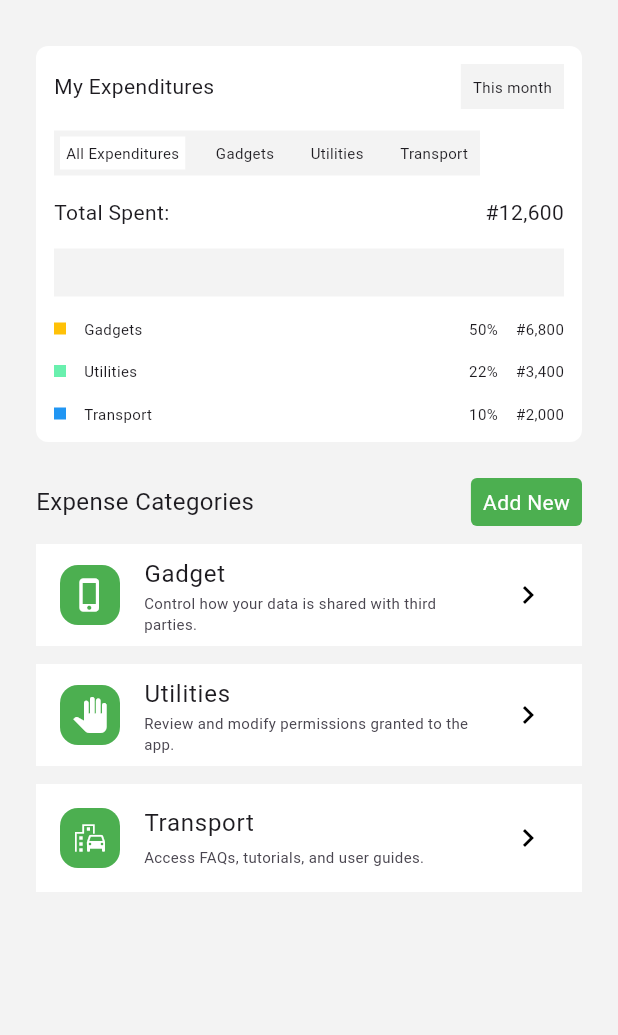
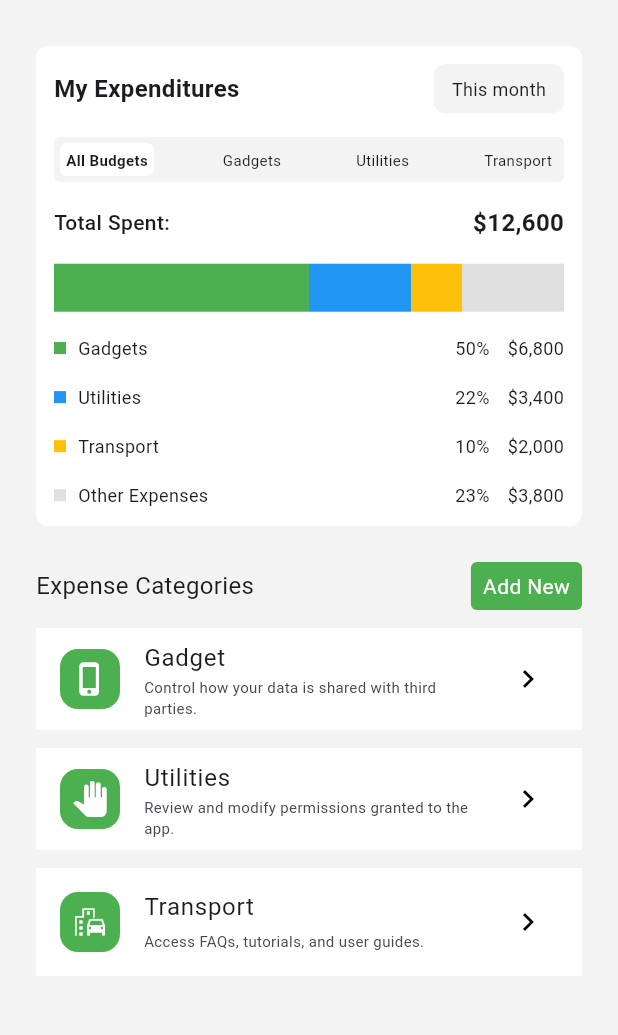
Before and after one commit to olumuyiwaa/fatherland-money, a Flutter app: the screen it shows after launch, after a tap on "Manage Expenses", on a phone screen of 412 x 824 dp, the part 74-1109 px from its top. Run offline on Flutter 3.47's test engine with Material 3 defaults, Android fonts, the phone set to English and light mode, and no system bars; our stand-ins replace fl_chart.

Commit message:
"Updated HomePage and ExpenditureWidget: changed text formatting, added tab bar and category breakdown, and refactored layout and styling."

```diff
--- a/lib/pages/home_page.dart
+++ b/lib/pages/home_page.dart
@@ -84,7 +84,7 @@ class HomePage extends StatelessWidget {
                     ],
                   ),
                   Text(
-                    '#25,000.40',
+                    '\$25,000.40',
                     style: TextStyle(color: Colors.white, fontSize: 20),
                   ),
                 ],
--- a/lib/utilities/expenditure_widget.dart
+++ b/lib/utilities/expenditure_widget.dart
@@ -1,4 +1,4 @@
-// ignore_for_file: prefer_const_constructors, prefer_const_literals_to_create_immutables
+// ignore_for_file: prefer_const_constructors, sized_box_for_whitespace
 
 import 'package:flutter/material.dart';
 
@@ -10,198 +10,131 @@ class ExpenditureWidget extends StatelessWidget {
     return Padding(
       padding: const EdgeInsets.fromLTRB(0, 0, 0, 24),
       child: Container(
-        height: 264,
+        height: 320,
         padding: EdgeInsets.all(12),
         decoration: BoxDecoration(
-            borderRadius: BorderRadius.circular(8), color: Colors.white),
+          borderRadius: BorderRadius.circular(8),
+          color: Colors.white,
+        ),
         child: Column(
           mainAxisAlignment: MainAxisAlignment.spaceBetween,
           crossAxisAlignment: CrossAxisAlignment.start,
           children: [
+            // Header Row with Title and Dropdown
             Row(
               mainAxisAlignment: MainAxisAlignment.spaceBetween,
               children: [
                 Text(
                   'My Expenditures',
-                  style: TextStyle(fontSize: 14, fontWeight: FontWeight.w400),
+                  style: TextStyle(fontSize: 16, fontWeight: FontWeight.w600),
                 ),
                 Container(
-                  padding: EdgeInsets.all(8),
-                  decoration:
-                      BoxDecoration(color: Color.fromARGB(255, 243, 243, 243)),
+                  padding: EdgeInsets.symmetric(horizontal: 12, vertical: 8),
+                  decoration: BoxDecoration(
+                    borderRadius: BorderRadius.circular(8),
+                    color: Color.fromARGB(255, 243, 243, 243),
+                  ),
                   child: Text(
                     'This month',
-                    style: TextStyle(fontSize: 10),
+                    style: TextStyle(fontSize: 12),
                   ),
-                )
+                ),
               ],
             ),
+            // Tab Bar for Categories
             Container(
-              width: 284,
               padding: EdgeInsets.all(4),
-              color: Color.fromARGB(255, 243, 243, 243),
+              decoration: BoxDecoration(
+                borderRadius: BorderRadius.circular(4),
+                color: Color.fromARGB(255, 243, 243, 243),
+              ),
               child: Row(
                 mainAxisAlignment: MainAxisAlignment.spaceBetween,
                 children: [
-                  Container(
-                    color: Colors.white,
-                    padding: EdgeInsets.all(4),
-                    child: Text(
-                      'All Expenditures',
-                      style: TextStyle(fontSize: 10),
-                    ),
-                  ),
-                  Container(
-                    padding: EdgeInsets.all(4),
-                    child: Text(
-                      'Gadgets',
-                      style: TextStyle(fontSize: 10),
-                    ),
-                  ),
-                  Container(
-                    padding: EdgeInsets.all(4),
-                    child: Text(
-                      'Utilities',
-                      style: TextStyle(fontSize: 10),
-                    ),
-                  ),
-                  Container(
-                    padding: EdgeInsets.all(4),
-                    child: Text(
-                      'Transport',
-                      style: TextStyle(fontSize: 10),
-                    ),
-                  ),
+                  // logic to switch between tabs will come in
+                  buildTabItem('All Budgets', isActive: true),
+                  buildTabItem('Gadgets'),
+                  buildTabItem('Utilities'),
+                  buildTabItem('Transport'),
                 ],
               ),
             ),
+            // Total Allocated
             Row(
               mainAxisAlignment: MainAxisAlignment.spaceBetween,
               children: [
                 Text(
                   'Total Spent:',
-                  style: TextStyle(fontSize: 14, fontWeight: FontWeight.w400),
+                  style: TextStyle(fontSize: 14, fontWeight: FontWeight.w500),
                 ),
                 Text(
-                  '#12,600',
+                  '\$12,600',
+                  style: TextStyle(fontSize: 16, fontWeight: FontWeight.bold),
                 ),
               ],
             ),
+            // Allocation Bar
             Container(
               height: 32,
-              color: Color.fromARGB(255, 243, 243, 243),
+              child: Row(
+                children: [
+                  Expanded(flex: 5, child: Container(color: Colors.green)),
+                  Expanded(flex: 2, child: Container(color: Colors.blue)),
+                  Expanded(flex: 1, child: Container(color: Colors.amber)),
+                  Expanded(
+                      flex: 2, child: Container(color: Colors.grey.shade300)),
+                ],
+              ),
             ),
-            Row(
-              mainAxisAlignment: MainAxisAlignment.spaceBetween,
-              children: [
-                Row(
-                  children: [
-                    Container(
-                      color: Colors.amber,
-                      height: 8,
-                      width: 8,
-                    ),
-                    SizedBox(
-                      width: 12,
-                    ),
-                    Text(
-                      'Gadgets',
-                      style: TextStyle(fontSize: 10),
-                    )
-                  ],
-                ),
-                Row(
-                  children: [
-                    Text(
-                      '50%',
-                      style: TextStyle(fontSize: 10),
-                    ),
-                    SizedBox(
-                      width: 12,
-                    ),
-                    Text(
-                      '#6,800',
-                      style: TextStyle(fontSize: 10),
-                    )
-                  ],
-                ),
-              ],
-            ),
-            Row(
-              mainAxisAlignment: MainAxisAlignment.spaceBetween,
-              children: [
-                Row(
-                  children: [
-                    Container(
-                      color: Colors.greenAccent,
-                      height: 8,
-                      width: 8,
-                    ),
-                    SizedBox(
-                      width: 12,
-                    ),
-                    Text(
-                      'Utilities',
-                      style: TextStyle(fontSize: 10),
-                    )
-                  ],
-                ),
-                Row(
-                  children: [
-                    Text(
-                      '22%',
-                      style: TextStyle(fontSize: 10),
-                    ),
-                    SizedBox(
-                      width: 12,
-                    ),
-                    Text(
-                      '#3,400',
-                      style: TextStyle(fontSize: 10),
-                    )
-                  ],
-                ),
-              ],
-            ),
-            Row(
-              mainAxisAlignment: MainAxisAlignment.spaceBetween,
-              children: [
-                Row(
-                  children: [
-                    Container(
-                      color: Colors.blue,
-                      height: 8,
-                      width: 8,
-                    ),
-                    SizedBox(
-                      width: 12,
-                    ),
-                    Text(
-                      'Transport',
-                      style: TextStyle(fontSize: 10),
-                    )
-                  ],
-                ),
-                Row(
-                  children: [
-                    Text(
-                      '10%',
-                      style: TextStyle(fontSize: 10),
-                    ),
-                    SizedBox(
-                      width: 12,
-                    ),
-                    Text(
-                      '#2,000',
-                      style: TextStyle(fontSize: 10),
-                    )
-                  ],
-                ),
-              ],
-            ),
+            // Category Breakdown
+            buildCategoryBreakdown('Gadgets', Colors.green, '50%', '\$6,800'),
+            buildCategoryBreakdown('Utilities', Colors.blue, '22%', '\$3,400'),
+            buildCategoryBreakdown('Transport', Colors.amber, '10%', '\$2,000'),
+            buildCategoryBreakdown(
+                'Other Expenses', Colors.grey.shade300, '23%', '\$3,800'),
           ],
         ),
       ),
     );
   }
+
+  Widget buildTabItem(String title, {bool isActive = false}) {
+    return Container(
+      padding: EdgeInsets.all(4),
+      decoration: BoxDecoration(
+        color: isActive ? Colors.white : Colors.transparent,
+        borderRadius: BorderRadius.circular(4),
+      ),
+      child: Text(
+        title,
+        style: TextStyle(
+          fontSize: 10,
+          fontWeight: isActive ? FontWeight.bold : FontWeight.normal,
+        ),
+      ),
+    );
+  }
+
+  Widget buildCategoryBreakdown(
+      String title, Color color, String percentage, String amount) {
+    return Row(
+      mainAxisAlignment: MainAxisAlignment.spaceBetween,
+      children: [
+        Row(
+          children: [
+            Container(color: color, height: 8, width: 8),
+            SizedBox(width: 8),
+            Text(title, style: TextStyle(fontSize: 12)),
+          ],
+        ),
+        Row(
+          children: [
+            Text(percentage, style: TextStyle(fontSize: 12)),
+            SizedBox(width: 12),
+            Text(amount, style: TextStyle(fontSize: 12)),
+          ],
+        ),
+      ],
+    );
+  }
 }
```
